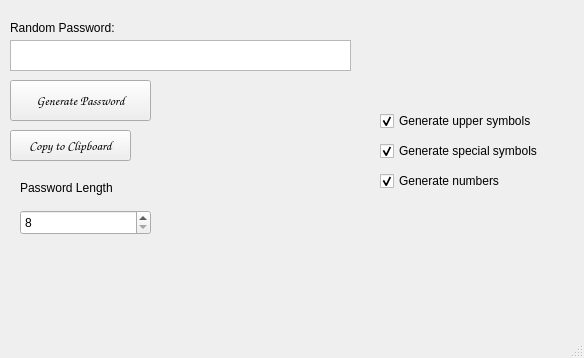
damian-u-dev/Password-Generator, file mainform.ui: the form before one commit.
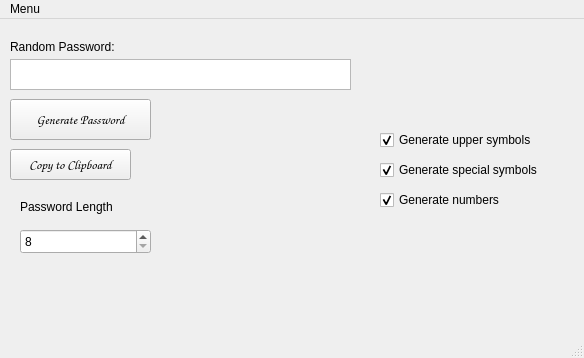
The form after the commit.

Commit message: Added copying after password generation

Diff of the .ui file:
```diff
--- a/mainform.ui
+++ b/mainform.ui
@@ -217,6 +217,13 @@
      <height>21</height>
     </rect>
    </property>
+   <widget class="QMenu" name="menuMenu">
+    <property name="title">
+     <string>Menu</string>
+    </property>
+    <addaction name="copyAfterGeneration_Menu"/>
+   </widget>
+   <addaction name="menuMenu"/>
   </widget>
   <widget class="QStatusBar" name="statusbar"/>
  </widget>
```
Left out of the diff: 8 changed lines with no effect on the pictures. The commit also changes 1 other file.
